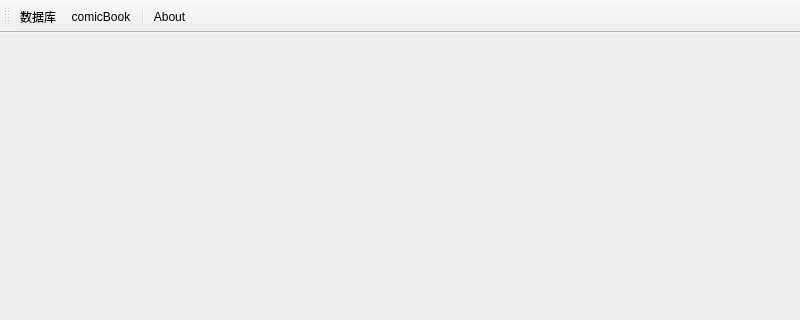
The window that UI/UI_MainWindow.ui (mortersen/C35N) describes before a commit, drawn with Qt 5; both pictures show x 0 to 800 and y 0 to 320 of the 800 by 600 pixel window.
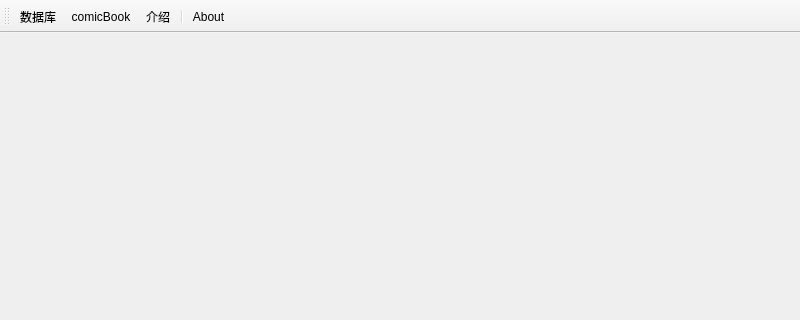
The same window after the commit. Icons and pictures are not drawn.

Patch:
```diff
--- a/UI/UI_MainWindow.ui
+++ b/UI/UI_MainWindow.ui
@@ -17,6 +17,9 @@
    <iconset resource="../RES/img.qrc">
     <normaloff>:/Icon/goodFish.PNG</normaloff>:/Icon/goodFish.PNG</iconset>
   </property>
+  <property name="styleSheet">
+   <string notr="true"/>
+  </property>
   <widget class="QWidget" name="workView"/>
   <widget class="QMenuBar" name="menubar">
    <property name="geometry">
@@ -33,6 +36,12 @@
    <property name="windowTitle">
     <string>toolBar</string>
    </property>
+   <property name="iconSize">
+    <size>
+     <width>32</width>
+     <height>32</height>
+    </size>
+   </property>
    <attribute name="toolBarArea">
     <enum>TopToolBarArea</enum>
    </attribute>
@@ -41,6 +50,7 @@
    </attribute>
    <addaction name="action_DB"/>
    <addaction name="action_comicBook"/>
+   <addaction name="action_Introduce"/>
    <addaction name="separator"/>
    <addaction name="action_About"/>
   </widget>
@@ -80,6 +90,18 @@
     <string>&lt;html&gt;&lt;head/&gt;&lt;body&gt;&lt;p&gt;关于&lt;/p&gt;&lt;/body&gt;&lt;/html&gt;</string>
    </property>
   </action>
+  <action name="action_Introduce">
+   <property name="icon">
+    <iconset resource="../RES/img.qrc">
+     <normaloff>:/Icon/approve.png</normaloff>:/Icon/approve.png</iconset>
+   </property>
+   <property name="text">
+    <string>介绍</string>
+   </property>
+   <property name="toolTip">
+    <string>介绍数据库</string>
+   </property>
+  </action>
  </widget>
  <resources>
   <include location="../RES/img.qrc"/>
```
